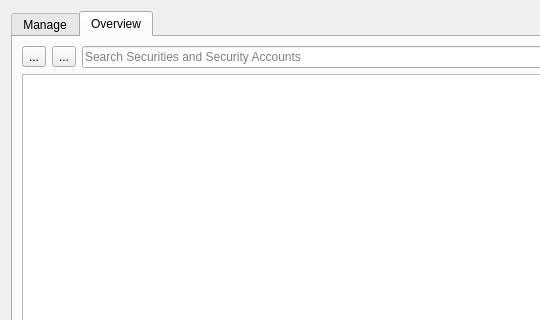
This is src/views/ui_files/forms/security_form.ui in JakubFranek/Kapytal as Qt 5 draws it before an edit; both pictures show x 0 to 540 and y 0 to 320 of the 800 by 600 pixel window. The edited form follows.
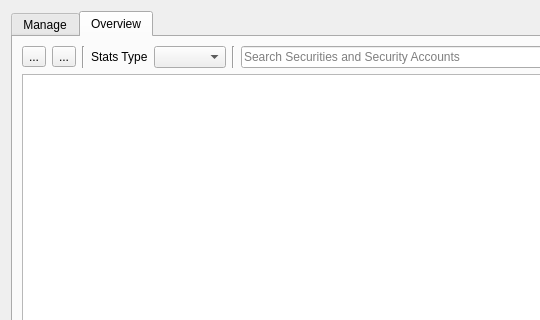
This is the edited form. The open tabs and pages were chosen to show the change.

Commit message:
Lay groundwork for Security stats rework
Add security_stats classes.
Add SecurityStatsType label and combo box to SecurityForm view.

Diff of the .ui file:
```diff
--- a/src/views/ui_files/forms/security_form.ui
+++ b/src/views/ui_files/forms/security_form.ui
@@ -209,6 +209,30 @@
            </property>
           </widget>
          </item>
+         <item>
+          <widget class="Line" name="securitiesOverviewControlsLine_1">
+           <property name="orientation">
+            <enum>Qt::Vertical</enum>
+           </property>
+          </widget>
+         </item>
+         <item>
+          <widget class="QLabel" name="statsTypeLabel">
+           <property name="text">
+            <string>Stats Type</string>
+           </property>
+          </widget>
+         </item>
+         <item>
+          <widget class="QComboBox" name="statsTypeComboBox"/>
+         </item>
+         <item>
+          <widget class="Line" name="securitiesOverviewControlsLine_2">
+           <property name="orientation">
+            <enum>Qt::Vertical</enum>
+           </property>
+          </widget>
+         </item>
          <item>
           <widget class="QLineEdit" name="overviewSearchLineEdit">
            <property name="placeholderText">
```
The commit also changes 2 other files.
